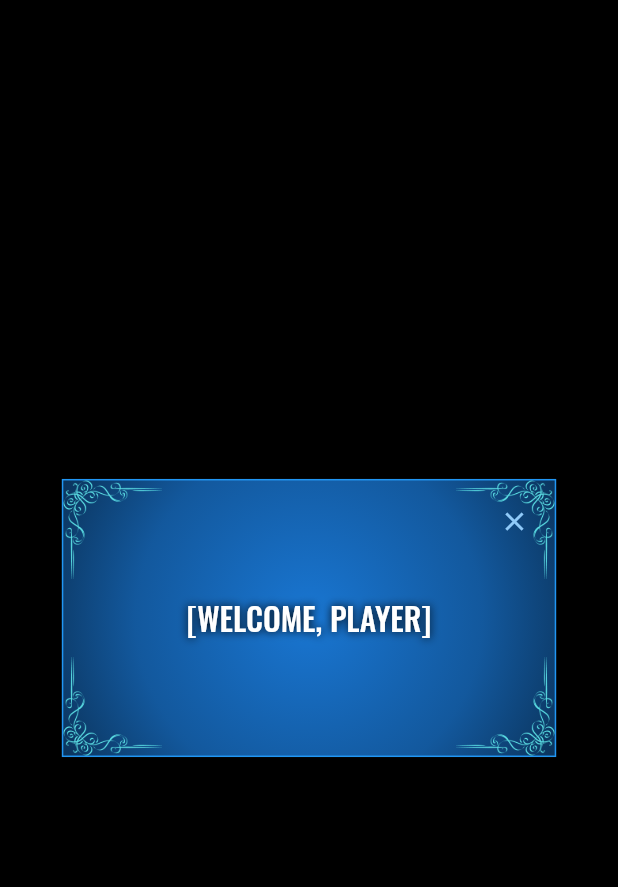
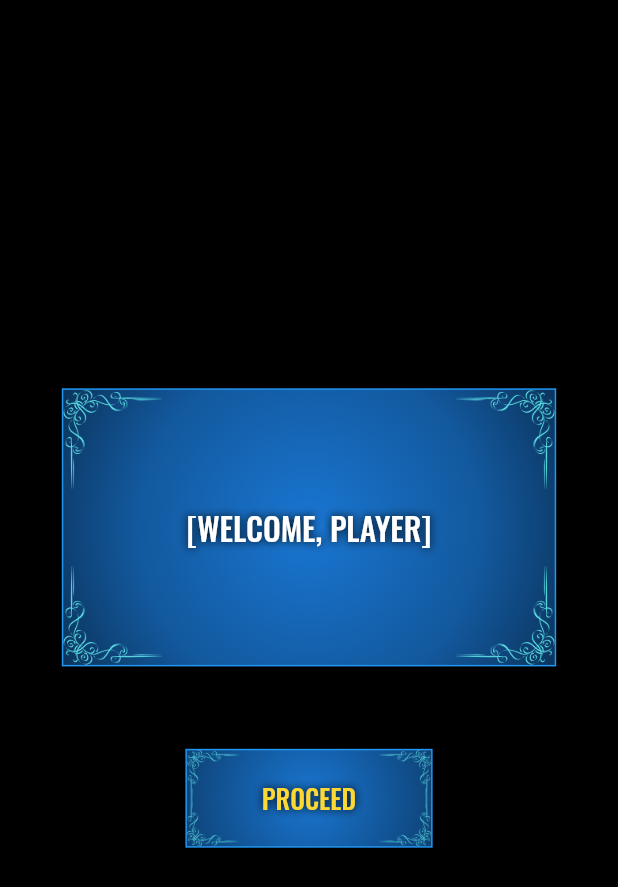
Before and after one commit to priyamharsh14/LevelUpLife, a Flutter app: the screen it shows after launch, on a phone screen of 412 x 824 dp. Shown: the top 887 px of the screen. Run offline on Flutter 3.47's test engine with Material 2 defaults, Android fonts, the phone set to English and light mode, and no system bars; drawn by our look-alikes of delayed_display, velocity_x; our stand-ins replace font_awesome_flutter, sqflite; missing offline and left inert: horizontal_picker; accounts and stored records are empty.

```diff
--- a/lib/main.dart
+++ b/lib/main.dart
@@ -1,5 +1,6 @@
 import 'package:LevelUpLife/welcome.dart';
 import 'package:flutter/material.dart';
+import 'screens/registration_screen.dart';
 
 void main() {
   runApp(MyApp());
@@ -19,6 +20,7 @@ class MyApp extends StatelessWidget {
       initialRoute: 'WelcomePage',
       routes: {
         'WelcomePage': (context) => WelcomePage(),
+        RegistrationScreen.id: (context) => RegistrationScreen(),
       },
       home: WelcomePage(),
     );
--- a/lib/welcome.dart
+++ b/lib/welcome.dart
@@ -2,6 +2,8 @@ import 'package:flutter/material.dart';
 import 'package:flutter/services.dart';
 import 'package:flutter/animation.dart';
 import 'package:velocity_x/velocity_x.dart';
+import 'package:delayed_display/delayed_display.dart';
+import 'package:LevelUpLife/screens/registration_screen.dart';
 // import 'package:shared_preferences/shared_preferences.dart';
 
 class WelcomePage extends StatefulWidget {
@@ -68,15 +70,15 @@ class _WelcomePageState extends State<WelcomePage>
                         )),
                     child: Stack(
                       children: [
-                        Positioned(
-                          child: Icon(
-                            Icons.close,
-                            color: Colors.blue[200],
-                            size: context.percentHeight * 2.5,
-                          ),
-                          right: context.percentWidth * 4,
-                          top: context.percentHeight * 2,
-                        ),
+                        // Positioned(
+                        //   child: Icon(
+                        //     Icons.close,
+                        //     color: Colors.blue[200],
+                        //     size: context.percentHeight * 2.5,
+                        //   ),
+                        //   right: context.percentWidth * 4,
+                        //   top: context.percentHeight * 2,
+                        // ),
                         Positioned(
                           top: 0,
                           left: 0,
@@ -141,7 +143,98 @@ class _WelcomePageState extends State<WelcomePage>
                       ],
                     ),
                   ),
-                )
+                ),
+                SizedBox(
+                  height: context.screenHeight / 15,
+                ),
+                FlatButton(
+                  onPressed: () {
+                    Navigator.pushNamed(context, RegistrationScreen.id);
+                  },
+                  child: DelayedDisplay(
+                    delay: Duration(seconds: 2, milliseconds: 800),
+                    slidingCurve: Curves.linearToEaseOut,
+                    slidingBeginOffset: Offset(0, 0),
+                    child: Container(
+                      height: context.percentHeight * 8,
+                      width: context.percentWidth * 40,
+                      decoration: BoxDecoration(
+                        border: Border.all(color: Colors.blue),
+                        gradient: RadialGradient(
+                          colors: [
+                            Colors.blue[700],
+                            Colors.blue[700].withOpacity(0.75),
+                            Colors.blue[700].withOpacity(0.50),
+                          ],
+                          radius: 1.5,
+                        ),
+                      ),
+                      child: Stack(children: [
+                        Positioned(
+                          top: 0,
+                          left: 0,
+                          child: RotatedBox(
+                            quarterTurns: 0,
+                            child: Image.asset(
+                              'assets/images/corner.png',
+                              height: context.percentHeight * 4.2,
+                            ),
+                          ),
+                        ),
+                        Positioned(
+                          top: 0,
+                          right: 0,
+                          child: RotatedBox(
+                            quarterTurns: 1,
+                            child: Image.asset(
+                              'assets/images/corner.png',
+                              height: context.percentHeight * 4.2,
+                            ),
+                          ),
+                        ),
+                        Positioned(
+                          left: 0,
+                          bottom: 0,
+                          child: RotatedBox(
+                            quarterTurns: 3,
+                            child: Image.asset(
+                              'assets/images/corner.png',
+                              height: context.percentHeight * 4.2,
+                            ),
+                          ),
+                        ),
+                        Positioned(
+                          right: 0,
+                          bottom: 0,
+                          child: RotatedBox(
+                            quarterTurns: 2,
+                            child: Image.asset(
+                              'assets/images/corner.png',
+                              height: context.percentHeight * 4.2,
+                            ),
+                          ),
+                        ),
+                        Padding(
+                          padding: EdgeInsets.symmetric(
+                              horizontal: context.percentWidth * 10),
+                          child: "PROCEED"
+                              .text
+                              .xl
+                              .fontFamily("Oswald")
+                              .textStyle(TextStyle(shadows: [
+                                Shadow(
+                                  blurRadius: 7.5,
+                                  color: Colors.black,
+                                )
+                              ]))
+                              .center
+                              .color(Colors.yellow[600])
+                              .makeCentered(),
+                        ),
+                      ]),
+                    ),
+                  ),
+                ),
               ],
               alignment: MainAxisAlignment.center,
               crossAlignment: CrossAxisAlignment.center,
--- a/pubspec.yaml
+++ b/pubspec.yaml
@@ -33,6 +33,9 @@ dependencies:
   keyboard_avoider: ^0.1.2
   sqflite: ^1.3.1+2
   path: ^1.7.0
+  delayed_display: ^1.0.3
+  horizontal_picker: ^1.0.0
+  font_awesome_flutter: ^8.8.1
 
 dev_dependencies:
   flutter_test:
```
Also changed, not shown: lib/components/box_card.dart (added, +48 -0 lines), lib/screens/registration_screen.dart (added, +352 -0 lines), pubspec.lock.
